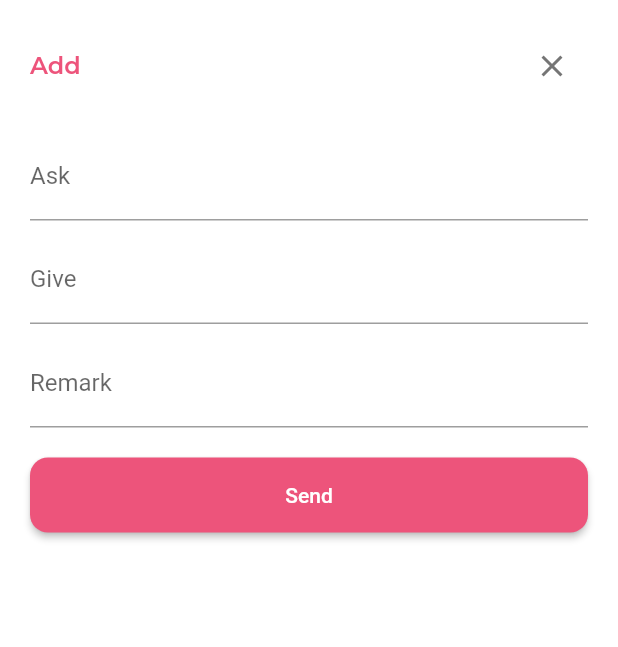
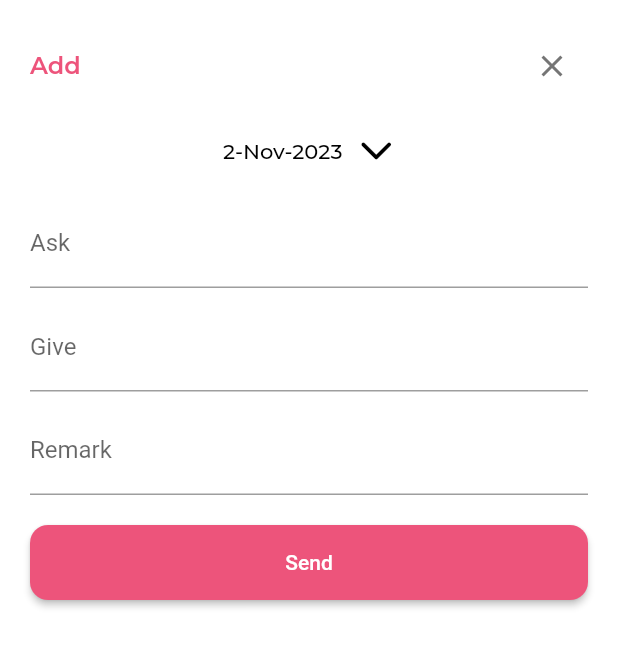
Before and after one commit to sublime-rawking/bandhu, a Flutter app: the AskGivePopup widget shown alone on an empty page, opened directly, on a phone screen of 412 x 824 dp. Shown: the top 647 px of the screen. Run offline on Flutter 3.47's test engine with Material 2 defaults, Android fonts, the phone set to English and light mode, and no system bars; our stand-ins replace dio, expandable, file_picker, flutter_native_splash, flutter_riverpod, fluttertoast and 6 more; missing offline and left inert: syncfusion_flutter_pdfviewer; accounts and stored records are empty; network calls fail.

Commit message:
added calendar picker in ask and give

```diff
--- a/lib/screens/authscreen/login.dart
+++ b/lib/screens/authscreen/login.dart
@@ -38,6 +38,7 @@ class _LoginScreenState extends ConsumerState<LoginScreen> {
         backgroundColor: colorPrimary,
         textColor: Colors.white,
       );
+      return;
     }
     if (passwordController.text.isEmpty) {
       Fluttertoast.showToast(
@@ -48,6 +49,7 @@ class _LoginScreenState extends ConsumerState<LoginScreen> {
         backgroundColor: colorPrimary,
         textColor: Colors.white,
       );
+      return;
     }
 
     ref.watch(loaderProvider.notifier).state = true;
--- a/lib/screens/widget/ask_give_popup.dart
+++ b/lib/screens/widget/ask_give_popup.dart
@@ -2,6 +2,8 @@ import 'package:bandhu/theme/fonts.dart';
 import 'package:bandhu/theme/theme.dart';
 import 'package:flutter/material.dart';
 import 'package:flutter_riverpod/flutter_riverpod.dart';
+import 'package:fluttertoast/fluttertoast.dart';
+import 'package:intl/intl.dart';
 
 class AskGivePopup extends ConsumerStatefulWidget {
   const AskGivePopup({super.key});
@@ -15,10 +17,33 @@ class _AskGivePopupState extends ConsumerState<AskGivePopup> {
   final TextEditingController _giveController = TextEditingController();
   final TextEditingController _remarkController = TextEditingController();
   FocusNode myFocusNode = FocusNode();
+  DateTime selectedDate = DateTime.now();
 
   onPressClose() => Navigator.pop(context);
+  onPressCalendar() async {
+    var pickedDate = await showDatePicker(
+      context: context,
+      initialDate: DateTime.now(),
+      firstDate: DateTime(2000),
+      lastDate: DateTime(2100),
+    );
+    if (pickedDate != null) {
+      selectedDate = pickedDate;
+    }
+    setState(() {});
+  }
 
   onPressSend() {
+    if (_askController.text.isEmpty ||
+        _giveController.text.isEmpty ||
+        _remarkController.text.isEmpty) {
+      Fluttertoast.showToast(
+        msg: 'Please fill-in all fields',
+        toastLength: Toast.LENGTH_SHORT,
+        gravity: ToastGravity.BOTTOM,
+      );
+      return;
+    }
     Navigator.pop(context);
   }
 
@@ -46,6 +71,33 @@ class _AskGivePopupState extends ConsumerState<AskGivePopup> {
                   icon: Icon(Icons.close, color: Colors.grey.shade600),
                 ),
               ],
+            ),
+            const SizedBox(height: 20),
+            Center(
+              child: InkWell(
+                onTap: onPressCalendar,
+                child: Row(
+                  crossAxisAlignment: CrossAxisAlignment.center,
+                  mainAxisAlignment: MainAxisAlignment.center,
+                  mainAxisSize: MainAxisSize.min,
+                  children: [
+                    Text(
+                        "${selectedDate.day}-${DateFormat('MMM').format(selectedDate)}-${selectedDate.year}",
+                        style: fontMedium14.copyWith(color: black)),
+                    const SizedBox(
+                      width: 10,
+                    ),
+                    const RotatedBox(
+                      quarterTurns: 3,
+                      child: Icon(
+                        Icons.arrow_back_ios_new_rounded,
+                        size: 25,
+                        color: Colors.black,
+                      ),
+                    ),
+                  ],
+                ),
+              ),
             ),
             const SizedBox(height: 20),
             TextField(
```
